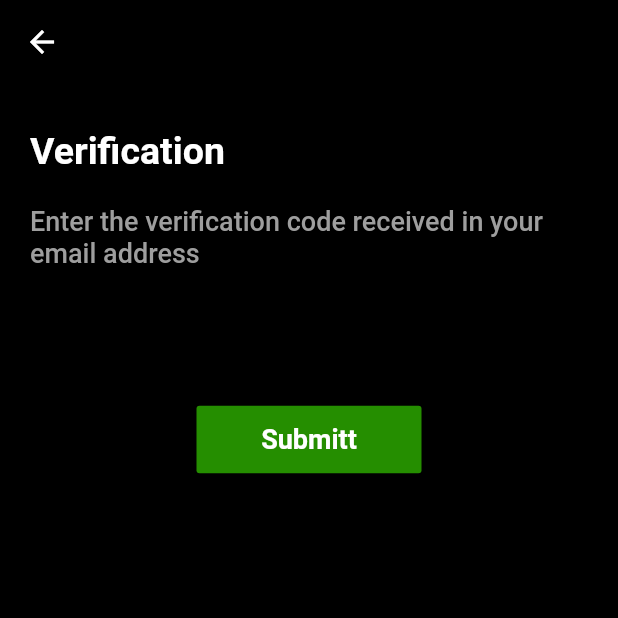
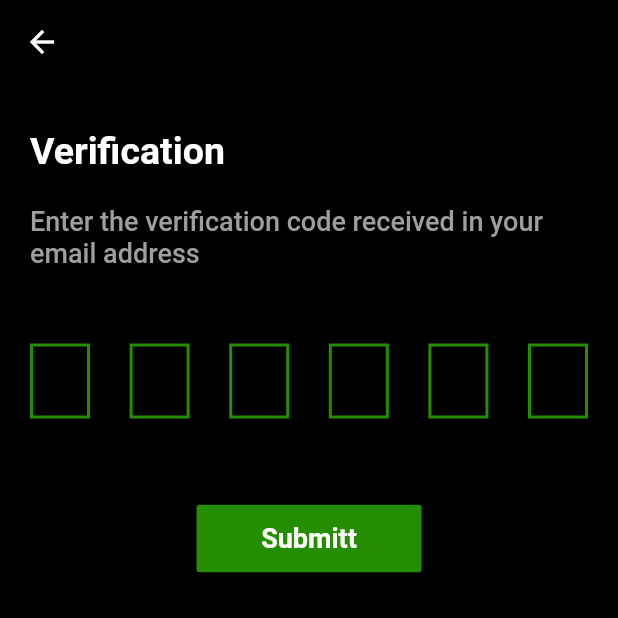
Before and after one commit to mubeenaTechknocks/foodie-complete-source-code, a Flutter app: the VerifyOTPScreen screen opened directly, on a phone screen of 412 x 824 dp, the top half of it. Run offline on Flutter 3.47's test engine with Material 2 defaults, Android fonts, the phone set to English and light mode, and no system bars; drawn by our look-alikes of pin_code_fields; our stand-ins replace charts_flutter, location, shared_preferences; missing offline and left inert: maps_launcher; accounts and stored records are empty.

Commit message:
Update verifyOTPScreen.dart

```diff
--- a/Shop App/lib/forgotPassword/ui/verifyOTPScreen.dart
+++ b/Shop App/lib/forgotPassword/ui/verifyOTPScreen.dart
@@ -1,6 +1,7 @@
 import 'package:flutter/material.dart';
 import 'package:foodieshop/forgotPassword/provider/requestOTPProvider.dart';
 import 'package:foodieshop/goldWidgets/goldSetting.dart';
+import 'package:pin_code_fields/pin_code_fields.dart';
 import 'package:provider/provider.dart';
 
 class VerifyOTPScreen extends StatefulWidget {
@@ -54,24 +55,24 @@ class _VerifyOTPScreenState extends State<VerifyOTPScreen> {
                 SizedBox(
                   height: 50,
                 ),
-                // PinCodeTextField(
-                //   textStyle: TextStyle(
-                //     color: Colors.white,
-                //   ),
-                //   appContext: context,
-                //   onChanged: (v) {
-                //     print(v);
-                //   },
-                //   length: 6,
-                //   keyboardType: TextInputType.number,
-                //   autoFocus: true,
-                //   cursorColor: Colors.white,
-                //   pinTheme: PinTheme(
-                //     inactiveColor: themegreen,
-                //     selectedColor: themegreen,
-                //     shape: PinCodeFieldShape.box,
-                //   ),
-                // ),
+                PinCodeTextField(
+                  textStyle: TextStyle(
+                    color: Colors.white,
+                  ),
+                  appContext: context,
+                  onChanged: (v) {
+                    print(v);
+                  },
+                  length: 6,
+                  keyboardType: TextInputType.number,
+                  autoFocus: true,
+                  cursorColor: Colors.white,
+                  pinTheme: PinTheme(
+                    inactiveColor: themegreen,
+                    selectedColor: themegreen,
+                    shape: PinCodeFieldShape.box,
+                  ),
+                ),
                 SizedBox(height: 40),
                 Center(
                   child: MaterialButton(
```
